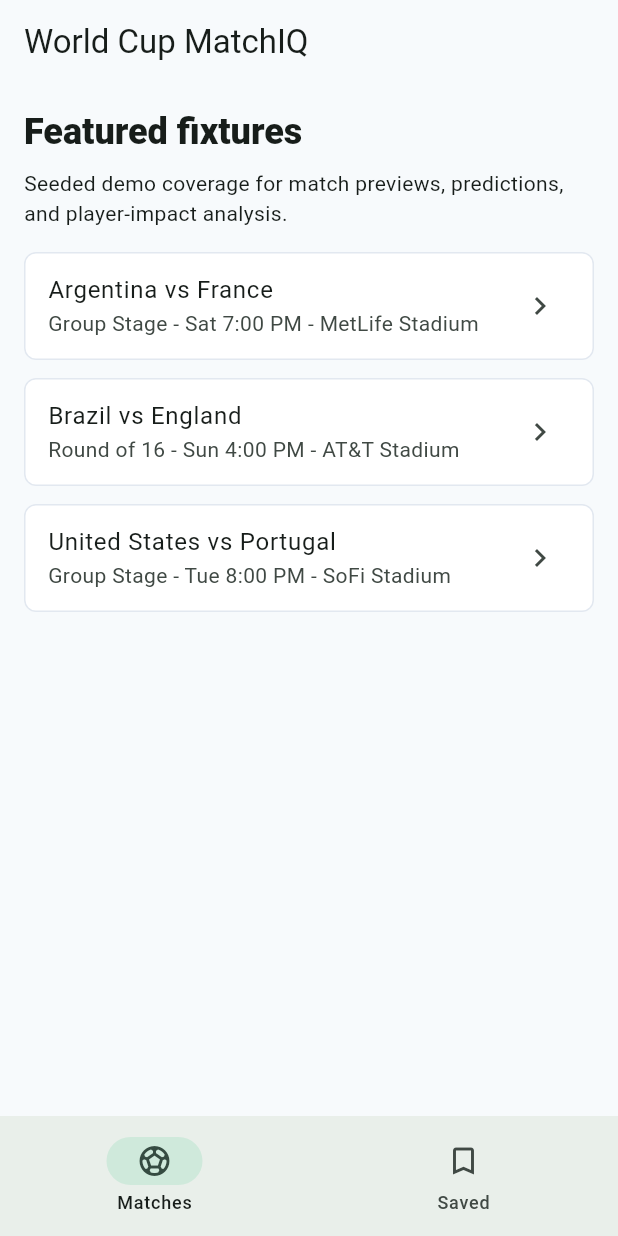
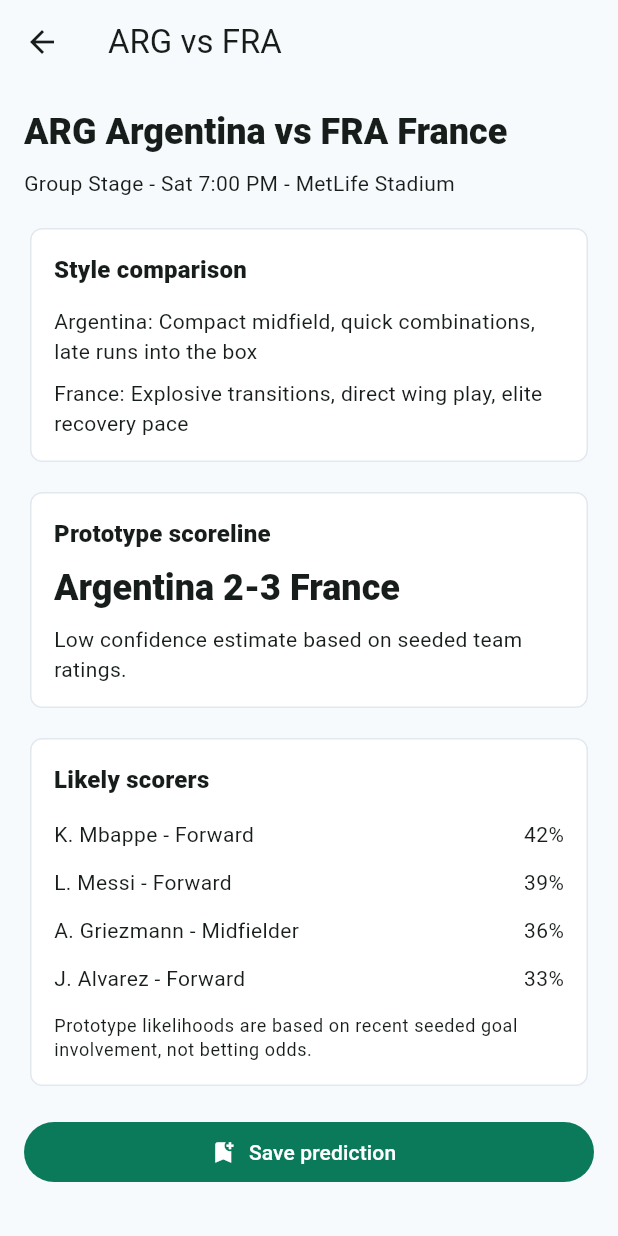
Before and after one commit to gandhiparas90/world-cup-app, a Flutter app: the screen it shows after launch, after a tap on an icon or button, on a phone screen of 412 x 824 dp. Run offline on Flutter 3.47's test engine with Material 3 defaults, Android fonts, the phone set to English and light mode, and no system bars.

Commit message:
feat: add match detail save flow

```diff
--- /dev/null
+++ b/world_cup_matchiq_app/lib/screens/match_detail_screen.dart
@@ -0,0 +1,110 @@
+import 'package:flutter/material.dart';
+
+import '../data/seed_data.dart';
+import '../models/saved_prediction.dart';
+import '../models/world_cup_match.dart';
+import '../widgets/prediction_summary.dart';
+import '../widgets/scorer_likelihood_list.dart';
+
+class MatchDetailScreen extends StatelessWidget {
+  const MatchDetailScreen({
+    required this.match,
+    required this.onSavePrediction,
+    super.key,
+  });
+
+  final WorldCupMatch match;
+  final ValueChanged<SavedPrediction> onSavePrediction;
+
+  @override
+  Widget build(BuildContext context) {
+    final home = SeedData.teamById(match.homeTeamId);
+    final away = SeedData.teamById(match.awayTeamId);
+    final prediction = estimatePrototypePrediction(home, away);
+
+    return Scaffold(
+      appBar: AppBar(
+        title: Text('${home.code} vs ${away.code}'),
+      ),
+      body: ListView(
+        padding: const EdgeInsets.all(16),
+        children: [
+          Text(
+            '${home.flagLabel} ${home.name} vs ${away.flagLabel} ${away.name}',
+            style: Theme.of(context).textTheme.headlineSmall?.copyWith(
+                  fontWeight: FontWeight.w900,
+                ),
+          ),
+          const SizedBox(height: 8),
+          Text('${match.stage} - ${match.kickoffLabel} - ${match.venue}'),
+          const SizedBox(height: 16),
+          _TeamComparison(
+            homeName: home.name,
+            awayName: away.name,
+            homeValue: home.style,
+            awayValue: away.style,
+          ),
+          const SizedBox(height: 12),
+          PredictionSummary(home: home, away: away),
+          const SizedBox(height: 12),
+          ScorerLikelihoodList(players: SeedData.playersForMatch(match.id)),
+          const SizedBox(height: 16),
+          FilledButton.icon(
+            onPressed: () {
+              onSavePrediction(
+                SavedPrediction(
+                  matchId: match.id,
+                  matchLabel: '${home.name} vs ${away.name}',
+                  scoreline: prediction.scoreline,
+                  confidence: prediction.confidence,
+                  createdAt: DateTime.now(),
+                ),
+              );
+              Navigator.of(context).pop();
+            },
+            icon: const Icon(Icons.bookmark_add),
+            label: const Text('Save prediction'),
+          ),
+        ],
+      ),
+    );
+  }
+}
+
+class _TeamComparison extends StatelessWidget {
+  const _TeamComparison({
+    required this.homeName,
+    required this.awayName,
+    required this.homeValue,
+    required this.awayValue,
+  });
+
+  final String homeName;
+  final String awayName;
+  final String homeValue;
+  final String awayValue;
+
+  @override
+  Widget build(BuildContext context) {
+    return Card(
+      child: Padding(
+        padding: const EdgeInsets.all(16),
+        child: Column(
+          crossAxisAlignment: CrossAxisAlignment.start,
+          children: [
+            Text(
+              'Style comparison',
+              style: Theme.of(context).textTheme.titleMedium?.copyWith(
+                    fontWeight: FontWeight.w800,
+                  ),
+            ),
+            const SizedBox(height: 12),
+            Text('$homeName: $homeValue'),
+            const SizedBox(height: 8),
+            Text('$awayName: $awayValue'),
+          ],
+        ),
+      ),
+    );
+  }
+}
--- a/world_cup_matchiq_app/lib/screens/matches_screen.dart
+++ b/world_cup_matchiq_app/lib/screens/matches_screen.dart
@@ -2,6 +2,8 @@
 
 import '../data/seed_data.dart';
 import '../models/saved_prediction.dart';
+import '../widgets/match_card.dart';
+import 'match_detail_screen.dart';
 
 class MatchesScreen extends StatelessWidget {
   const MatchesScreen({
@@ -29,16 +31,18 @@
         ),
         const SizedBox(height: 16),
         for (final match in SeedData.matches)
-          Card(
-            margin: const EdgeInsets.only(bottom: 12),
-            child: ListTile(
-              title: Text(
-                '${SeedData.teamById(match.homeTeamId).name} vs ${SeedData.teamById(match.awayTeamId).name}',
-              ),
-              subtitle: Text('${match.stage} - ${match.kickoffLabel} - ${match.venue}'),
-              trailing: const Icon(Icons.chevron_right),
-              onTap: () {},
-            ),
+          MatchCard(
+            match: match,
+            onTap: () {
+              Navigator.of(context).push(
+                MaterialPageRoute(
+                  builder: (_) => MatchDetailScreen(
+                    match: match,
+                    onSavePrediction: onSavePrediction,
+                  ),
+                ),
+              );
+            },
           ),
       ],
     );
--- a/world_cup_matchiq_app/lib/screens/saved_predictions_screen.dart
+++ b/world_cup_matchiq_app/lib/screens/saved_predictions_screen.dart
@@ -12,25 +12,28 @@
 
   @override
   Widget build(BuildContext context) {
-    if (predictions.isEmpty) {
-      return const Center(
-        child: Padding(
-          padding: EdgeInsets.all(24),
+    return ListView(
+      padding: const EdgeInsets.all(16),
+      children: [
+        Text(
+          'Saved predictions',
+          style: Theme.of(context).textTheme.headlineSmall?.copyWith(
+                fontWeight: FontWeight.w800,
+              ),
+        ),
+        const SizedBox(height: 12),
+        if (predictions.isEmpty)
+          const Padding(
+            padding: EdgeInsets.only(top: 48),
             child: Text(
               'No saved predictions yet. Open a match and save the prototype estimate.',
               textAlign: TextAlign.center,
             ),
-        ),
-      );
-    }
-
-    return ListView.separated(
-      padding: const EdgeInsets.all(16),
-      itemCount: predictions.length,
-      separatorBuilder: (_, __) => const SizedBox(height: 12),
-      itemBuilder: (context, index) {
-        final prediction = predictions[index];
-        return Card(
+          )
+        else
+          for (final prediction in predictions)
+            Card(
+              margin: const EdgeInsets.only(bottom: 12),
               child: ListTile(
                 title: Text(prediction.matchLabel),
                 subtitle: Text('${prediction.scoreline} - ${prediction.confidence} confidence'),
@@ -38,8 +41,8 @@
                   '${prediction.createdAt.hour.toString().padLeft(2, '0')}:${prediction.createdAt.minute.toString().padLeft(2, '0')}',
                 ),
               ),
-        );
-      },
+            ),
+      ],
     );
   }
 }
--- /dev/null
+++ b/world_cup_matchiq_app/lib/widgets/match_card.dart
@@ -0,0 +1,59 @@
+import 'package:flutter/material.dart';
+
+import '../data/seed_data.dart';
+import '../models/world_cup_match.dart';
+
+class MatchCard extends StatelessWidget {
+  const MatchCard({
+    required this.match,
+    required this.onTap,
+    super.key,
+  });
+
+  final WorldCupMatch match;
+  final VoidCallback onTap;
+
+  @override
+  Widget build(BuildContext context) {
+    final home = SeedData.teamById(match.homeTeamId);
+    final away = SeedData.teamById(match.awayTeamId);
+
+    return Card(
+      margin: const EdgeInsets.only(bottom: 12),
+      child: InkWell(
+        borderRadius: BorderRadius.circular(8),
+        onTap: onTap,
+        child: Padding(
+          padding: const EdgeInsets.all(16),
+          child: Column(
+            crossAxisAlignment: CrossAxisAlignment.start,
+            children: [
+              Row(
+                children: [
+                  Expanded(
+                    child: Text(
+                      '${home.name} vs ${away.name}',
+                      style: Theme.of(context).textTheme.titleMedium?.copyWith(
+                            fontWeight: FontWeight.w800,
+                          ),
+                    ),
+                  ),
+                  const Icon(Icons.chevron_right),
+                ],
+              ),
+              const SizedBox(height: 8),
+              Text('${match.stage} - ${match.kickoffLabel}'),
+              const SizedBox(height: 4),
+              Text(match.venue),
+              const SizedBox(height: 12),
+              Text(
+                match.storyline,
+                style: Theme.of(context).textTheme.bodyMedium,
+              ),
+            ],
+          ),
+        ),
+      ),
+    );
+  }
+}
--- /dev/null
+++ b/world_cup_matchiq_app/lib/widgets/prediction_summary.dart
@@ -0,0 +1,74 @@
+import 'package:flutter/material.dart';
+
+import '../models/team.dart';
+
+class PrototypePrediction {
+  const PrototypePrediction({
+    required this.scoreline,
+    required this.confidence,
+  });
+
+  final String scoreline;
+  final String confidence;
+}
+
+PrototypePrediction estimatePrototypePrediction(Team home, Team away) {
+  final homeRaw = home.avgGoalsFor + ((home.attackRating - away.defenseRating) / 30);
+  final awayRaw = away.avgGoalsFor + ((away.attackRating - home.defenseRating) / 30);
+  final homeScore = homeRaw.clamp(0.0, 4.0).round();
+  final awayScore = awayRaw.clamp(0.0, 4.0).round();
+  final ratingGap = (home.attackRating + home.defenseRating + home.formPoints) -
+      (away.attackRating + away.defenseRating + away.formPoints);
+  final confidence = ratingGap.abs() > 8
+      ? 'High'
+      : ratingGap.abs() > 3
+          ? 'Medium'
+          : 'Low';
+
+  return PrototypePrediction(
+    scoreline: '${home.name} $homeScore-$awayScore ${away.name}',
+    confidence: confidence,
+  );
+}
+
+class PredictionSummary extends StatelessWidget {
+  const PredictionSummary({
+    required this.home,
+    required this.away,
+    super.key,
+  });
+
+  final Team home;
+  final Team away;
+
+  @override
+  Widget build(BuildContext context) {
+    final prediction = estimatePrototypePrediction(home, away);
+
+    return Card(
+      child: Padding(
+        padding: const EdgeInsets.all(16),
+        child: Column(
+          crossAxisAlignment: CrossAxisAlignment.start,
+          children: [
+            Text(
+              'Prototype scoreline',
+              style: Theme.of(context).textTheme.titleMedium?.copyWith(
+                    fontWeight: FontWeight.w800,
+                  ),
+            ),
+            const SizedBox(height: 8),
+            Text(
+              prediction.scoreline,
+              style: Theme.of(context).textTheme.headlineSmall?.copyWith(
+                    fontWeight: FontWeight.w900,
+                  ),
+            ),
+            const SizedBox(height: 8),
+            Text('${prediction.confidence} confidence estimate based on seeded team ratings.'),
+          ],
+        ),
+      ),
+    );
+  }
+}
--- /dev/null
+++ b/world_cup_matchiq_app/lib/widgets/scorer_likelihood_list.dart
@@ -0,0 +1,60 @@
+import 'package:flutter/material.dart';
+
+import '../models/player.dart';
+
+class ScorerLikelihoodList extends StatelessWidget {
+  const ScorerLikelihoodList({
+    required this.players,
+    super.key,
+  });
+
+  final List<Player> players;
+
+  @override
+  Widget build(BuildContext context) {
+    final ranked = [...players]
+      ..sort((a, b) => b.goalInvolvement.compareTo(a.goalInvolvement));
+    final topPlayers = ranked.take(5).toList();
+
+    return Card(
+      child: Padding(
+        padding: const EdgeInsets.all(16),
+        child: Column(
+          crossAxisAlignment: CrossAxisAlignment.start,
+          children: [
+            Text(
+              'Likely scorers',
+              style: Theme.of(context).textTheme.titleMedium?.copyWith(
+                    fontWeight: FontWeight.w800,
+                  ),
+            ),
+            const SizedBox(height: 8),
+            for (final player in topPlayers)
+              Padding(
+                padding: const EdgeInsets.symmetric(vertical: 6),
+                child: Row(
+                  children: [
+                    Expanded(
+                      child: Text('${player.name} - ${player.position}'),
+                    ),
+                    Text('${_likelihood(player)}%'),
+                  ],
+                ),
+              ),
+            const SizedBox(height: 8),
+            Text(
+              'Prototype likelihoods are based on recent seeded goal involvement, not betting odds.',
+              style: Theme.of(context).textTheme.bodySmall,
+            ),
+          ],
+        ),
+      ),
+    );
+  }
+
+  int _likelihood(Player player) {
+    final base = player.likelyStarter ? 18 : 10;
+    final involvementBoost = player.goalInvolvement * 3;
+    return (base + involvementBoost).clamp(8, 42);
+  }
+}
```
Also changed, not shown: 1 other file. Lines whose indentation alone changed are shown as unchanged.
